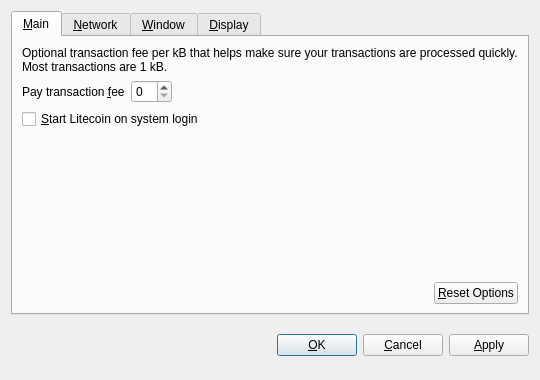
Above: src/qt/forms/optionsdialog.ui from thunderwolf66102/parallaxcoin before the change. Below: the same form after it.
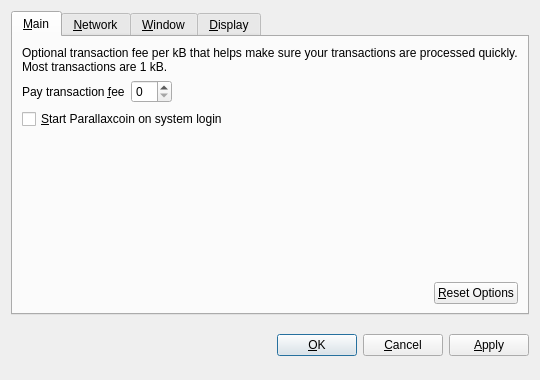
That is the form after the change. Custom widgets are drawn as their Qt base class.

Commit message: s/litecoin/parallaxcoin/

Patch:
```diff
--- a/src/qt/forms/optionsdialog.ui
+++ b/src/qt/forms/optionsdialog.ui
@@ -82,7 +82,7 @@
           <string>Automatically start Litecoin after logging in to the system.</string>
          </property>
          <property name="text">
-          <string>&amp;Start Litecoin on system login</string>
+          <string>&amp;Start Parallaxcoin on system login</string>
          </property>
         </widget>
        </item>
```
Left out of the diff: 10 changed lines with no effect on the pictures. The commit also changes 77 other files.
